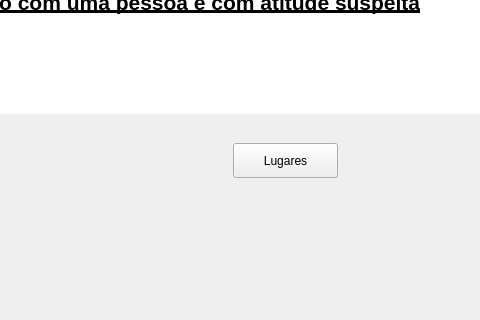
Above: ui/fourteenthwindow.ui from eriklemy/Detetive before the change; both pictures show x 447 to 927 and y 347 to 667 of the 1366 by 768 pixel window. Below: the same form after it.
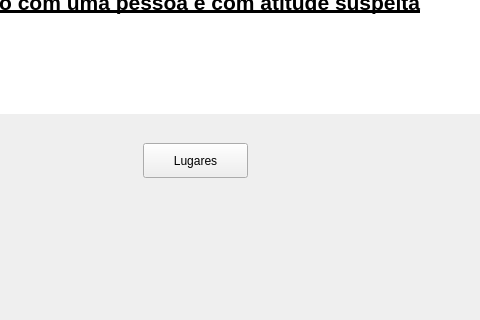
That is the form after the change.

```diff
--- a/ui/fourteenthwindow.ui
+++ b/ui/fourteenthwindow.ui
@@ -48,7 +48,7 @@
    <widget class="QPushButton" name="pushContinueButton">
     <property name="geometry">
      <rect>
-      <x>680</x>
+      <x>590</x>
       <y>490</y>
       <width>105</width>
       <height>35</height>
```
